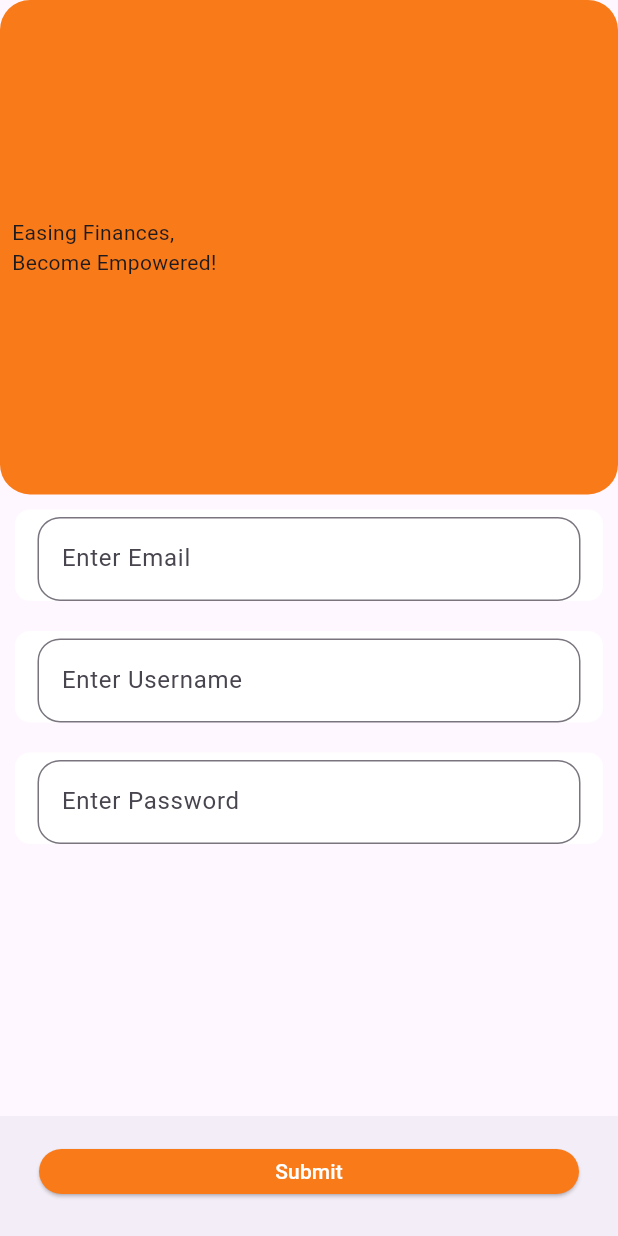
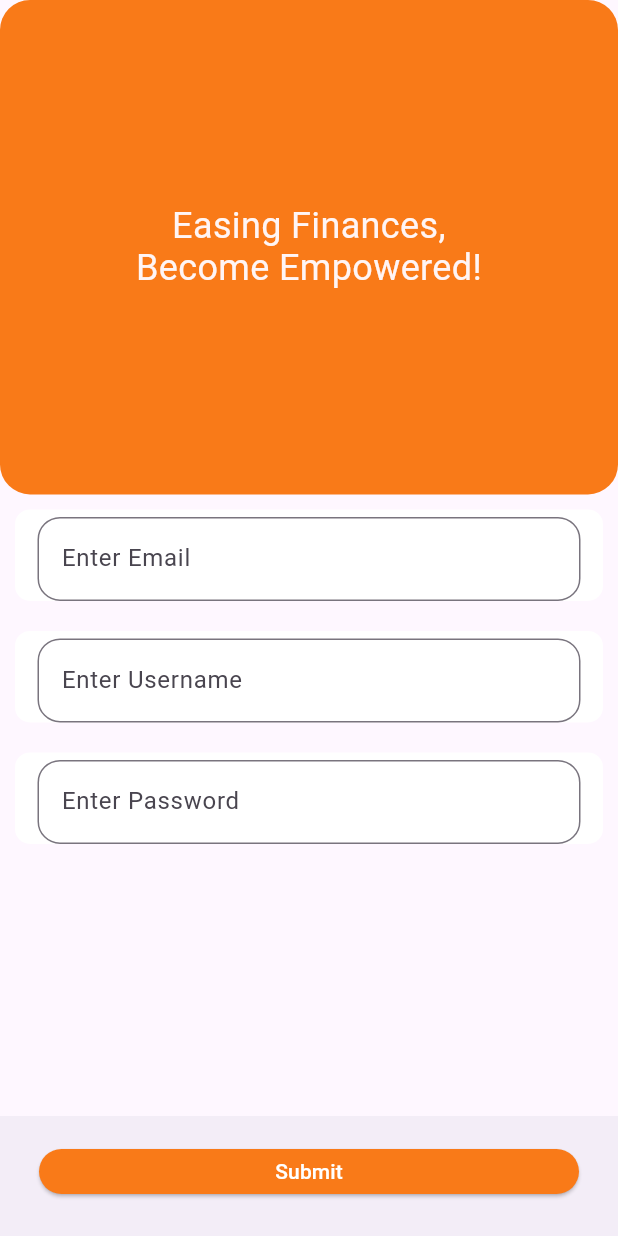
Before and after one commit to Depyter/hackathon-2024, a Flutter app: the screen it shows after launch, on a phone screen of 412 x 824 dp. Run offline on Flutter 3.47's test engine with Material 3 defaults, Android fonts, the phone set to English and light mode, and no system bars; our stand-ins replace firebase_core; accounts and stored records are empty; Roboto replaces fonts that are missing (Lexend Deca).

Commit message:
Centered the title thingy of sign up page

```diff
--- a/lib/sign_up.dart
+++ b/lib/sign_up.dart
@@ -17,19 +17,20 @@ class SignUp extends StatelessWidget {
                 color: const Color(0xFFF97A18),
                 borderRadius: new BorderRadius.circular(20.0),
               ),
-              child: Padding(
-                padding: const EdgeInsets.all(8.0),
-                child: Column(
-                  crossAxisAlignment: CrossAxisAlignment.start,
-                  mainAxisAlignment: MainAxisAlignment.center,
-                  children: [
-                    Text(
-                      "Easing Finances,",
+              child: Center(
+                child: Padding(
+                  padding: const EdgeInsets.all(8.0),
+                  child: Text(
+                    'Easing Finances, \nBecome Empowered!',
+                    textAlign: TextAlign.center,
+                    style: TextStyle(
+                      color: Color(0xFFFFF5F5),
+                      fontSize: 24,
+                      fontFamily: 'Lexend Deca',
+                      fontWeight: FontWeight.w400,
+                      height: 0,
                     ),
-                    Text(
-                      "Become Empowered!",
-                    ),
-                  ],
+                  ),
                 ),
               ),
             ),
```
